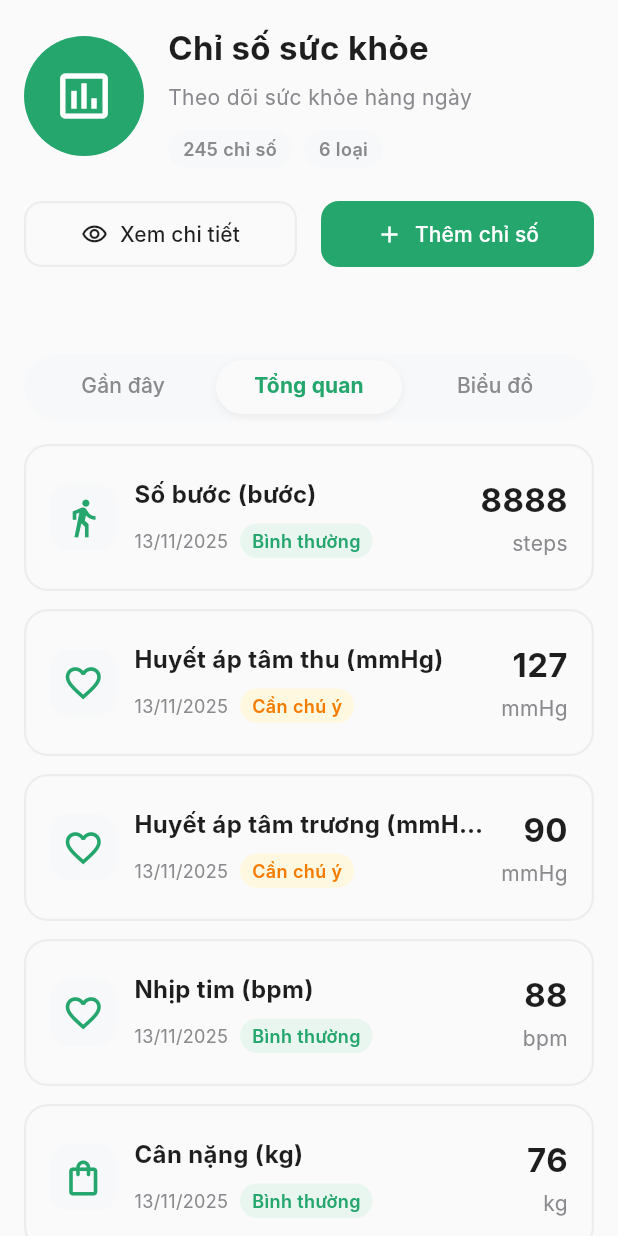
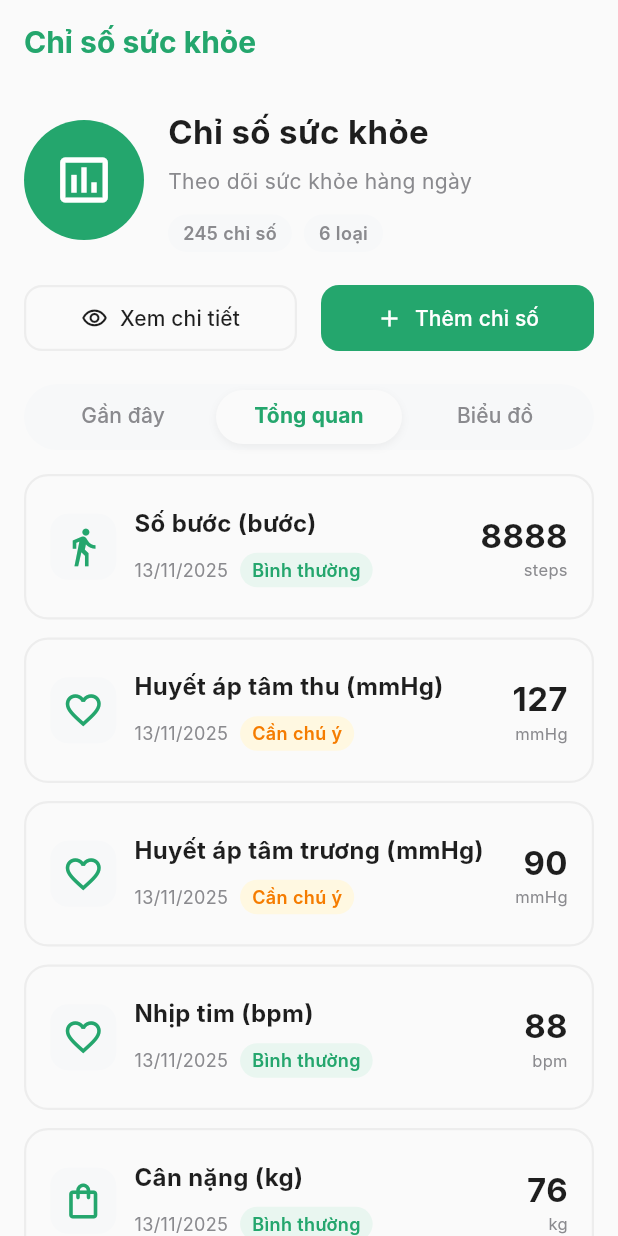
Before and after one commit to Btbach25/HealthMate_FE, a Flutter app: the StatsView screen opened directly, tab 2 chosen, on a phone screen of 412 x 824 dp. Run offline on Flutter 3.47's test engine with Material 3 defaults, Android fonts, the phone set to English and light mode, and no system bars; our stand-ins replace bloc, equatable, fl_chart, flutter_bloc, flutter_dotenv, go_router and 5 more; missing offline and left inert: dart:js_interop, dart:ui_web, health; accounts and stored records are empty; network calls fail; Roboto replaces fonts that are missing (Inter).

```diff
--- a/lib/core/widgets/settings_dropdown.dart
+++ b/lib/core/widgets/settings_dropdown.dart
@@ -28,7 +28,7 @@ class SettingsDropdown extends StatelessWidget {
   @override
   Widget build(BuildContext context) {
     return DropdownButtonFormField<String>(
-      initialValue: value,
+      value: value,
       style: AppTextStyles.bodyMedium,
       decoration: InputDecoration(
         labelText: label,
--- a/lib/data/core/api_client_impl.dart
+++ b/lib/data/core/api_client_impl.dart
@@ -18,11 +18,6 @@ class ApiClientImpl extends ApiClient {
 
   @override
   Future<String?> getAuthToken() async {
-    // Get token from local storage or wherever it's stored
-    // This is a placeholder - implement based on your auth flow
-    // _localStorageService is available for future token retrieval
-    // In real implementation, you might store token separately
-    // For now, return null or implement token storage
     return null;
   }
 }
--- a/lib/main.dart
+++ b/lib/main.dart
@@ -14,6 +14,7 @@ import 'package:fe/data/services/mock_medication_service.dart';
 import 'package:fe/data/services/mock_stats_service.dart';
 import 'package:fe/data/services/device_health_service.dart';
 import 'package:fe/data/services/health_ws_service.dart';
+import 'package:fe/data/services/readiness_service.dart';
 import 'package:fe/presentation/auth/bloc/auth_bloc.dart';
 import 'package:fe/presentation/home/bloc/device_health_cubit.dart';
 import 'package:fe/presentation/family/bloc/family_bloc.dart';
@@ -55,6 +56,7 @@ Future<void> main() async {
       MedicationRepository(service: medicationService);
 
   final healthWsService = HealthWsService(localStorage);
+  final readinessService = ReadinessService(localStorage);
 
   runApp(MyApp(
     authRepository: authRepository,
@@ -64,6 +66,7 @@ Future<void> main() async {
     healthRepository: healthRepository,
     medicationRepository: medicationRepository,
     healthWsService: healthWsService,
+    readinessService: readinessService,
   ));
 }
 
@@ -75,6 +78,7 @@ class MyApp extends StatelessWidget {
   final HealthRepository _healthRepository;
   final MedicationRepository _medicationRepository;
   final HealthWsService _healthWsService;
+  final ReadinessService _readinessService;
 
   const MyApp({
     super.key,
@@ -85,13 +89,15 @@ class MyApp extends StatelessWidget {
     required HealthRepository healthRepository,
     required MedicationRepository medicationRepository,
     required HealthWsService healthWsService,
+    required ReadinessService readinessService,
   }) : _authRepository = authRepository,
        _homeRepository = homeRepository,
        _statsRepository = statsRepository,
        _familyRepository = familyRepository,
        _healthRepository = healthRepository,
        _medicationRepository = medicationRepository,
-       _healthWsService = healthWsService;
+       _healthWsService = healthWsService,
+       _readinessService = readinessService;
 
   @override
   Widget build(BuildContext context) {
@@ -115,7 +121,7 @@ class MyApp extends StatelessWidget {
           // Tạo sớm ở app level để native plugin có thể đăng ký
           // ActivityResultLauncher trước khi activity đến trạng thái STARTED.
           BlocProvider(
-            create: (_) => DeviceHealthCubit(DeviceHealthService(), _healthWsService),
+            create: (_) => DeviceHealthCubit(DeviceHealthService(), _healthWsService, _readinessService),
           ),
         ],
         child: const AppView(),
--- a/lib/presentation/details/view/stats_view.dart
+++ b/lib/presentation/details/view/stats_view.dart
@@ -64,13 +64,29 @@ class _StatsViewState extends State<StatsView>
                       // SliverAppBar chứa Header, Buttons, và TabBar
                       SliverAppBar(
                         backgroundColor: AppColors.background,
-                        pinned: true, // Ghim TabBar ở trên cùng
-                        automaticallyImplyLeading: false, // Bỏ nút back
+                        pinned: true,
+                        automaticallyImplyLeading: false,
+                        titleSpacing: 0,
+                        title: SafeArea(
+                          bottom: false,
+                          child: Padding(
+                            padding: const EdgeInsets.symmetric(horizontal: 16),
+                            child: Text(
+                              'Chỉ số sức khỏe',
+                              style: const TextStyle(
+                                fontSize: 20,
+                                fontWeight: FontWeight.bold,
+                                color: AppColors.primary,
+                              ),
+                            ),
+                          ),
+                        ),
                         flexibleSpace: FlexibleSpaceBar(
-                          // Dùng Column vì TabBar phải ở dưới cùng
-                          background: Column(
+                          background: SafeArea(
+                            bottom: false,
+                            child: Column(
                               children: [
-                              // 1. Header Card
+                                const SizedBox(height: 56), // chừa chỗ cho title
                                 StatsHeaderCard(
                                   totalReadings: data.totalReadings,
                                   totalTypes: data.totalTypes,
@@ -79,8 +95,9 @@ class _StatsViewState extends State<StatsView>
                               ],
                             ),
                           ),
+                        ),
                         bottom: StatsTabBar(controller: _tabController),
-                        expandedHeight: 280,
+                        expandedHeight: 300,
                       ),
                     ];
                   },
--- a/lib/presentation/details/widgets/stats_metric_tile.dart
+++ b/lib/presentation/details/widgets/stats_metric_tile.dart
@@ -83,10 +83,9 @@ class StatsMetricTile extends StatelessWidget {
                 metric.latestValue.toStringAsFixed(0),
                 style: valueStyle,
               ),
-              const SizedBox(height: 4),
               Text(
                 metric.unit,
-                style: const TextStyle(color: AppColors.textGrey, fontSize: 14),
+                style: const TextStyle(color: AppColors.textGrey, fontSize: 11),
               ),
             ],
           ),
@@ -99,8 +98,8 @@ class StatsMetricTile extends StatelessWidget {
     final trend = metric.trendPercentage;
     if (trend == null || trend == 0) {
       return Text(
-        '${metric.readingCount} lần đo • Mới nhất: $lastUpdateFormatted',
-        style: const TextStyle(color: AppColors.textGrey, fontSize: 12),
+        '${metric.readingCount} lần đo • $lastUpdateFormatted',
+        style: const TextStyle(color: AppColors.textGrey, fontSize: 11),
         maxLines: 1,
         overflow: TextOverflow.ellipsis,
       );
@@ -114,17 +113,19 @@ class StatsMetricTile extends StatelessWidget {
 
     return Row(
       children: [
-        Text(
-          '${metric.readingCount} lần đo • Mới nhất: $lastUpdateFormatted',
-          style: const TextStyle(color: AppColors.textGrey, fontSize: 12),
-          maxLines: 1,
-          overflow: TextOverflow.ellipsis,
+        Expanded(
+          child: Text(
+            '${metric.readingCount} lần đo • $lastUpdateFormatted',
+            style: const TextStyle(color: AppColors.textGrey, fontSize: 11),
+            maxLines: 1,
+            overflow: TextOverflow.ellipsis,
+          ),
         ),
-        const SizedBox(width: 8),
-        Icon(trendIcon, color: trendColor, size: 16),
+        const SizedBox(width: 4),
+        Icon(trendIcon, color: trendColor, size: 14),
         Text(
           '${trend.toStringAsFixed(1)}%',
-          style: TextStyle(color: trendColor, fontSize: 12, fontWeight: FontWeight.bold),
+          style: TextStyle(color: trendColor, fontSize: 11, fontWeight: FontWeight.bold),
         ),
       ],
     );
--- a/lib/presentation/family/view/family_page.dart
+++ b/lib/presentation/family/view/family_page.dart
@@ -14,7 +14,6 @@ class FamilyPage extends StatefulWidget {
 class _FamilyPageState extends State<FamilyPage> {
   bool _hasInitialized = false;
 
-  // Reusable refresh helper for family groups
   static final _refreshHelper = BlocRefreshHelper<FamilyBloc, FamilyState>(
     refreshTriggerStates: {
       FamilyStatus.groupDetailsLoaded,
--- a/lib/presentation/family/widgets/add_member_modal.dart
+++ b/lib/presentation/family/widgets/add_member_modal.dart
@@ -169,7 +169,7 @@ class _AddMemberModalState extends State<AddMemberModal>
                 ),
                 const SizedBox(height: 8),
                 DropdownButtonFormField<RelationshipType>(
-                  initialValue: _selectedRelationship,
+                  value: _selectedRelationship,
                   decoration: const InputDecoration(
                     hintText: 'Chọn mối quan hệ',
                   ),
--- a/pubspec.yaml
+++ b/pubspec.yaml
@@ -78,6 +78,7 @@ flutter:
   assets:
     - .env
     - .env.dev
+    - .env.mobile
     - .env.prod
     - assets/fonts/
     - assets/icons/
```
Also changed, not shown: lib/data/services/health_ws_service.dart (+74 -45 lines), lib/data/services/readiness_service.dart (added, +65 -0 lines), lib/presentation/home/bloc/device_health_cubit.dart (+122 -9 lines), lib/presentation/home/view/home_view.dart (+100 -11 lines), .claude/settings.local.json, 2 other files. Lines whose indentation alone changed are shown as unchanged.
